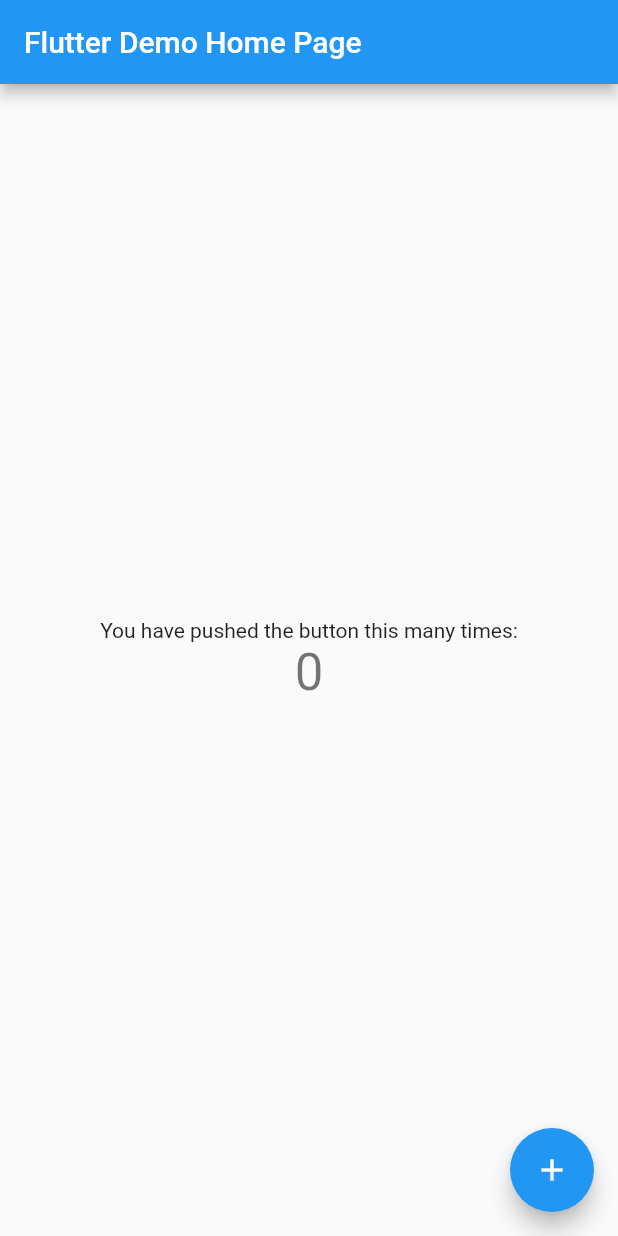
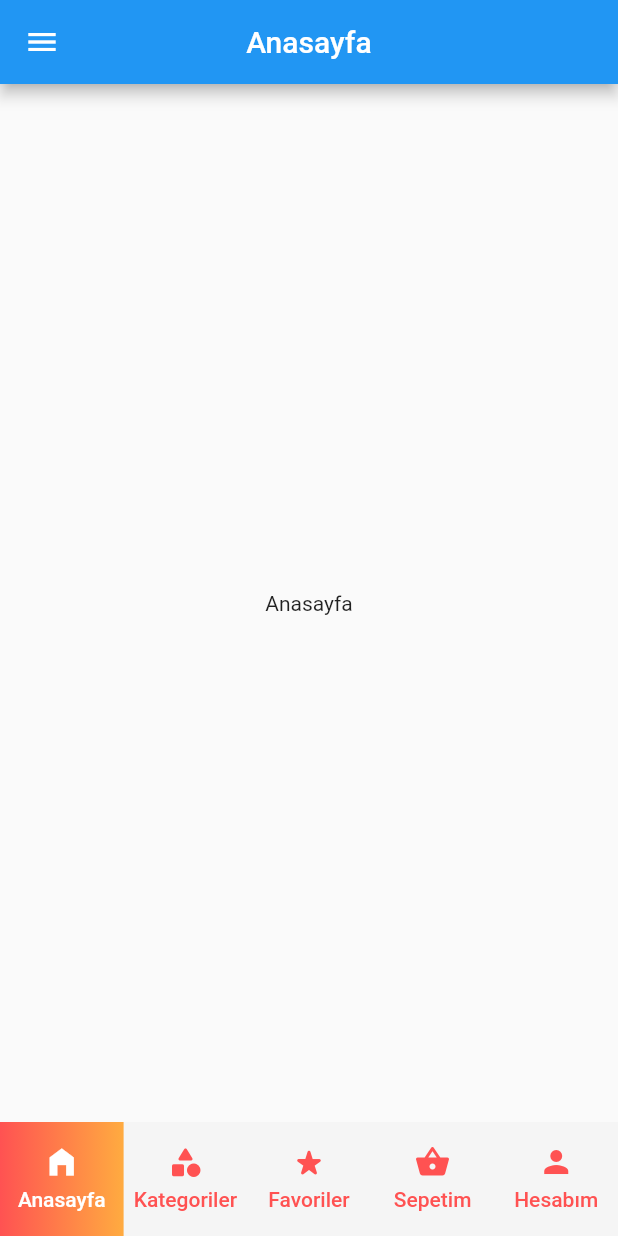
Before and after one commit to hhgsun/flutter_ecommerce, a Flutter app: the screen it shows after launch, on a phone screen of 412 x 824 dp. Run offline on Flutter 3.47's test engine with Material 2 defaults, Android fonts, the phone set to English and light mode, and no system bars; missing offline and left inert: woocommerce.

```diff
--- a/lib/constants.dart
+++ b/lib/constants.dart
@@ -1,8 +1,17 @@
 // SETTINGS
-import 'package:ecommerceapp/services/languages.dart';
+import 'package:ecommerceapp/languages.dart';
 import 'package:flutter/material.dart';
+import 'package:woocommerce/woocommerce.dart';
 
 const String appName = "ECommerce App";
+
+// WORDPRESS AND WOOCOMMERCE
+WooCommerce woocommerce = WooCommerce(
+  baseUrl: "https://canliozelders.com",
+  consumerKey: "ck_d4f5a2fccc633d525b268a0c6ba73fa805dea1d5",
+  consumerSecret: "cs_e3fe59f51fd0f1a389e143bfc85d37662856018a",
+  // isDebug: true,
+);
 
 // COLORS
 const Color colorPrimary = Color.fromRGBO(63, 54, 164, 1);
--- /dev/null
+++ b/lib/languages.dart
@@ -0,0 +1,12 @@
+// 0:tr
+// 1:en
+// 'tab_home': [0, 1]
+Map<String, List> languages = {
+  'tab_home': ['Anasayfa', 'Home'],
+  'tab_cats': ['Kategoriler', 'Categories'],
+  'tab_favs': ['Favoriler', 'Favorites'],
+  'tab_cart': ['Sepetim', 'Cart'],
+  'tab_account': ['Hesabım', 'Account'],
+  //
+
+};
--- a/lib/main.dart
+++ b/lib/main.dart
@@ -1,3 +1,9 @@
+import 'package:ecommerceapp/constants.dart';
+import 'package:ecommerceapp/pages/account_page.dart';
+import 'package:ecommerceapp/pages/cart_page.dart';
+import 'package:ecommerceapp/pages/categories_page.dart';
+import 'package:ecommerceapp/pages/favorites_page.dart';
+import 'package:ecommerceapp/pages/home_page.dart';
 import 'package:flutter/material.dart';
 
 void main() {
@@ -8,60 +14,156 @@ class ECommerce extends StatelessWidget {
   @override
   Widget build(BuildContext context) {
     return MaterialApp(
-      title: 'ECommerce',
+      title: appName,
       theme: ThemeData(
         primarySwatch: Colors.blue,
         visualDensity: VisualDensity.adaptivePlatformDensity,
       ),
-      home: MyHomePage(title: 'Flutter Demo Home Page'),
+      home: TabsContainer(),
       debugShowCheckedModeBanner: false,
     );
   }
 }
 
-class MyHomePage extends StatefulWidget {
+class CustomTabPage {
+  AppBar head;
+  Widget body;
+  CustomTabPage({this.head, this.body});
+}
+
+class TabsContainer extends StatefulWidget {
+  @override
+  _TabsContainerState createState() => _TabsContainerState();
+}
+
+class _TabsContainerState extends State<TabsContainer> {
+  int selectedPageIndex = 0;
+
+  List<CustomTabPage> pages = [
+    CustomTabPage(
+      head: AppBar(
+        title: Text(getText("tab_home")),
+        centerTitle: true,
+      ),
+      body: HomePage(),
+    ),
+    CustomTabPage(
+      head: AppBar(
+        title: Text(getText("tab_cats")),
+      ),
+      body: CategoriesPage(),
+    ),
+    CustomTabPage(
+      head: AppBar(
+        title: Text(getText("tab_favs")),
+      ),
+      body: FavoritesPage(),
+    ),
+    CustomTabPage(
+      head: AppBar(
+        title: Text(getText("tab_cart")),
+      ),
+      body: CartPage(),
+    ),
+    CustomTabPage(
+      head: AppBar(
+        title: Text(getText("tab_account")),
+      ),
+      body: AccountPage(),
+    ),
+  ];
+
+  getProducts() {
+    woocommerce.getProducts().then((value) {
+      print(value.toString());
+    }).catchError((onError) {
+      print(onError);
+    });
+  }
+
+  @override
+  void initState() {
+    super.initState();
+    getProducts();
+  }
+
+  @override
+  Widget build(BuildContext context) {
+    return DefaultTabController(
+      length: 5,
+      child: Scaffold(
+        appBar: pages[selectedPageIndex].head,
+        body: pages[selectedPageIndex].body,
+        bottomNavigationBar: Material(
+          color: Colors.grey[100],
+          child: TabBar(
+            labelPadding: EdgeInsets.all(1),
+            indicatorPadding: EdgeInsets.all(0),
+            unselectedLabelColor: Colors.redAccent,
+            indicatorSize: TabBarIndicatorSize.tab,
+            indicator: BoxDecoration(
+              gradient:
+                  LinearGradient(colors: [Colors.redAccent, Colors.orangeAccent]),
+              /* borderRadius: BorderRadius.circular(10), */
+              color: Colors.redAccent,
+            ),
+            onTap: (int index) {
+              setState(() {
+                selectedPageIndex = index;
+              });
+            },
+            tabs: [
+              Tab(
+                icon: Icon(Icons.home_filled),
+                iconMargin: EdgeInsets.only(bottom: 5),
+                child: Text(getText("tab_home"))
+              ),
+              Tab(
+                icon: Icon(Icons.category_rounded),
+                iconMargin: EdgeInsets.only(bottom: 5),
+                child: Text(getText("tab_cats"))
+              ),
+              Tab(
+                icon: Icon(Icons.star_rate_rounded),
+                iconMargin: EdgeInsets.only(bottom: 5),
+                child: Text(getText("tab_favs"))
+              ),
+              Tab(
+                icon: Icon(Icons.shopping_basket_rounded),
+                iconMargin: EdgeInsets.only(bottom: 5),
+                child: Text(getText("tab_cart"))
+              ),
+              Tab(
+                icon: Icon(Icons.person),
+                iconMargin: EdgeInsets.only(bottom: 5),
+                child: Text(getText("tab_account"))
+              ),
+            ],
+          ),
+        ),
+        drawer: Drawer(
+          child: ListView(
+            children: [
+              ListTile(
+                title: Text("data"),
+              ),
+              ListTile(
+                title: Text("data"),
+              )
+            ],
+          ),
+        ),
+      ),
+    );
+  }
+}
+
+///////// sil
+/* class MyHomePage extends StatefulWidget {
   MyHomePage({Key key, this.title}) : super(key: key);
 
   final String title;
 
   @override
   _MyHomePageState createState() => _MyHomePageState();
-}
-
-class _MyHomePageState extends State<MyHomePage> {
-  int _counter = 0;
-
-  void _incrementCounter() {
-    setState(() {
-      _counter++;
-    });
-  }
-
-  @override
-  Widget build(BuildContext context) {
-    return Scaffold(
-      appBar: AppBar(
-        title: Text(widget.title),
-      ),
-      body: Center(
-        child: Column(
-          mainAxisAlignment: MainAxisAlignment.center,
-          children: <Widget>[
-            Text(
-              'You have pushed the button this many times:',
-            ),
-            Text(
-              '$_counter',
-              style: Theme.of(context).textTheme.headline4,
-            ),
-          ],
-        ),
-      ),
-      floatingActionButton: FloatingActionButton(
-        onPressed: _incrementCounter,
-        tooltip: 'Increment',
-        child: Icon(Icons.add),
-      ),
-    );
-  }
-}
+} */
--- /dev/null
+++ b/lib/models/User.dart
@@ -0,0 +1,5 @@
+class User {
+  String id;
+  String name;
+  String lastName;
+}
--- /dev/null
+++ b/lib/pages/home_page.dart
@@ -0,0 +1,15 @@
+import 'package:flutter/material.dart';
+
+class HomePage extends StatefulWidget {
+  @override
+  _HomePageState createState() => _HomePageState();
+}
+
+class _HomePageState extends State<HomePage> {
+  @override
+  Widget build(BuildContext context) {
+    return Center(
+      child: Text("Anasayfa"),
+    );
+  }
+}
--- a/pubspec.yaml
+++ b/pubspec.yaml
@@ -23,7 +23,8 @@ environment:
 dependencies:
   flutter:
     sdk: flutter
-
+  http: ^0.12.2
+  woocommerce: ^0.9.7
 
   # The following adds the Cupertino Icons font to your application.
   # Use with the CupertinoIcons class for iOS style icons.
@@ -46,7 +47,7 @@ flutter:
 
   # To add assets to your application, add an assets section, like this:
   assets:
-    - assets
+    - assets/
 
   # An image asset can refer to one or more resolution-specific "variants", see
   # https://flutter.dev/assets-and-images/#resolution-aware.
```
Also changed, not shown: lib/models/ApiRequest.dart (added, +17 -0 lines), lib/models/ApiResponse.dart (added, +10 -0 lines), lib/pages/account_page.dart (added, +15 -0 lines), lib/pages/cart_page.dart (added, +15 -0 lines), lib/pages/categories_page.dart (added, +52 -0 lines), lib/pages/favorites_page.dart (added, +15 -0 lines), lib/pages/intro_page.dart (added, +20 -0 lines), lib/pages/login_page.dart (added, +20 -0 lines), lib/services/api_auth.dart (added, +20 -0 lines), lib/services/api_service.dart (added, +30 -0 lines), lib/services/languages.dart (deleted, +0 -20 lines), pubspec.lock, 3 other files.
